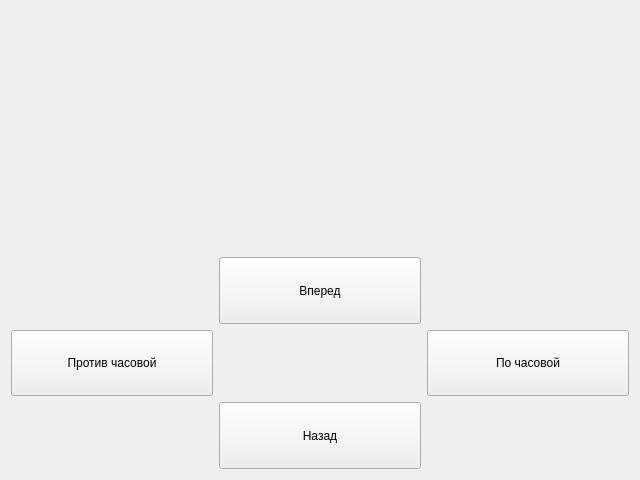
First picture: the form in src/youbot_webots_controller/ui/UI_PlatformCTL.ui, repository Kubikator/youbot_ros2_controller, before the edit.
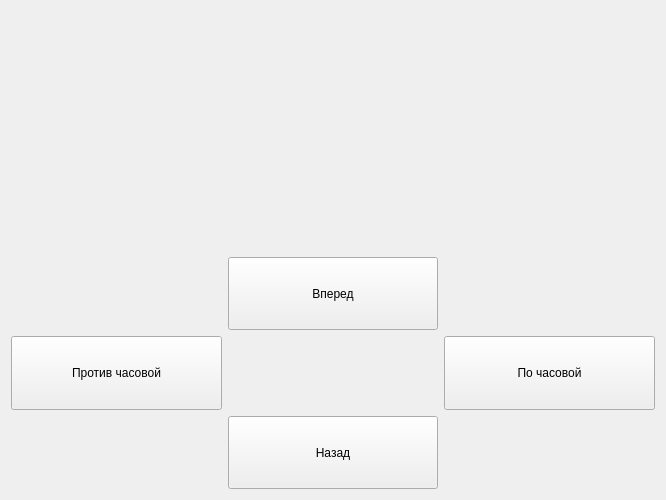
Second picture: the form after the edit.

Diff of the .ui file:
```diff
--- a/src/youbot_webots_controller/ui/UI_PlatformCTL.ui
+++ b/src/youbot_webots_controller/ui/UI_PlatformCTL.ui
@@ -6,8 +6,8 @@
    <rect>
     <x>0</x>
     <y>0</y>
-    <width>640</width>
-    <height>480</height>
+    <width>666</width>
+    <height>500</height>
    </rect>
   </property>
   <property name="windowTitle">
@@ -17,20 +17,7 @@
    <item>
     <layout class="QHBoxLayout" name="horizontalLayout_3">
      <item>
-      <spacer name="horizontalSpacer_3">
-       <property name="orientation">
-        <enum>Qt::Horizontal</enum>
-       </property>
-       <property name="sizeHint" stdset="0">
-        <size>
-         <width>40</width>
-         <height>20</height>
-        </size>
-       </property>
-      </spacer>
-     </item>
-     <item>
-      <widget class="QLabel" name="display">
+      <widget class="QLabel" name="display_left">
        <property name="sizePolicy">
         <sizepolicy hsizetype="Expanding" vsizetype="Expanding">
          <horstretch>0</horstretch>
@@ -61,17 +48,29 @@
       </widget>
      </item>
      <item>
-      <spacer name="horizontalSpacer_2">
-       <property name="orientation">
-        <enum>Qt::Horizontal</enum>
+      <widget class="QLabel" name="display_right">
+       <property name="sizePolicy">
+        <sizepolicy hsizetype="Expanding" vsizetype="Preferred">
+         <horstretch>0</horstretch>
+         <verstretch>0</verstretch>
+        </sizepolicy>
        </property>
-       <property name="sizeHint" stdset="0">
+       <property name="minimumSize">
         <size>
-         <width>40</width>
-         <height>20</height>
+         <width>240</width>
+         <height>240</height>
         </size>
        </property>
-      </spacer>
+       <property name="maximumSize">
+        <size>
+         <width>480</width>
+         <height>480</height>
+        </size>
+       </property>
+       <property name="text">
+        <string/>
+       </property>
+      </widget>
      </item>
     </layout>
    </item>
```
Left out of the diff: 4 changed lines with no effect on the pictures.
